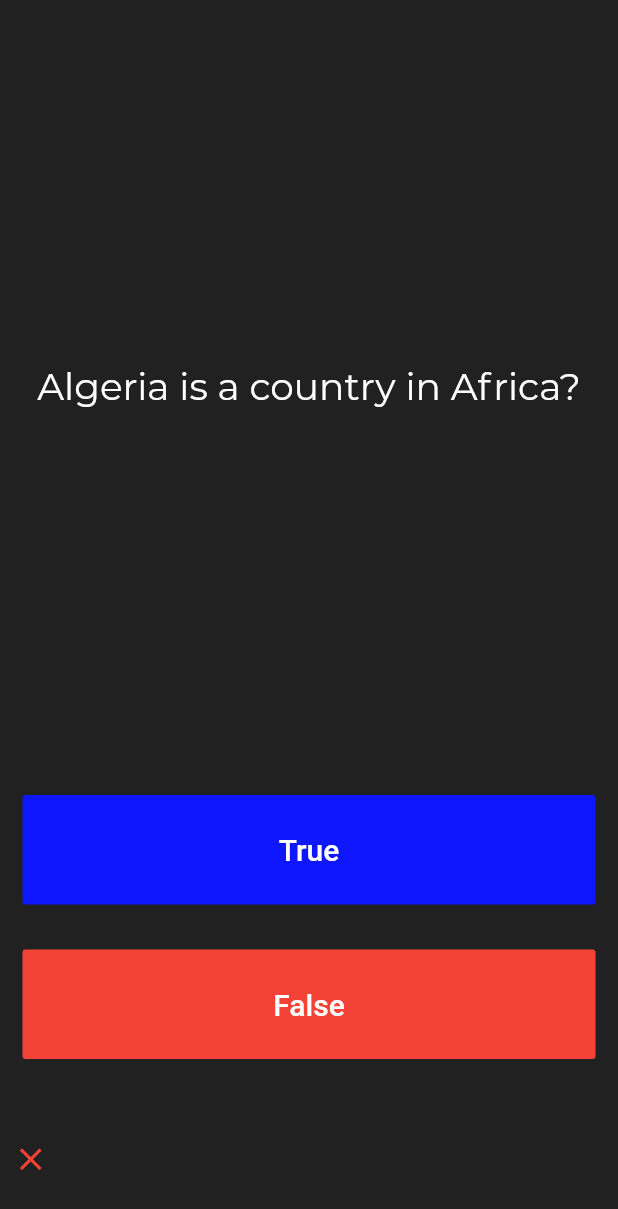
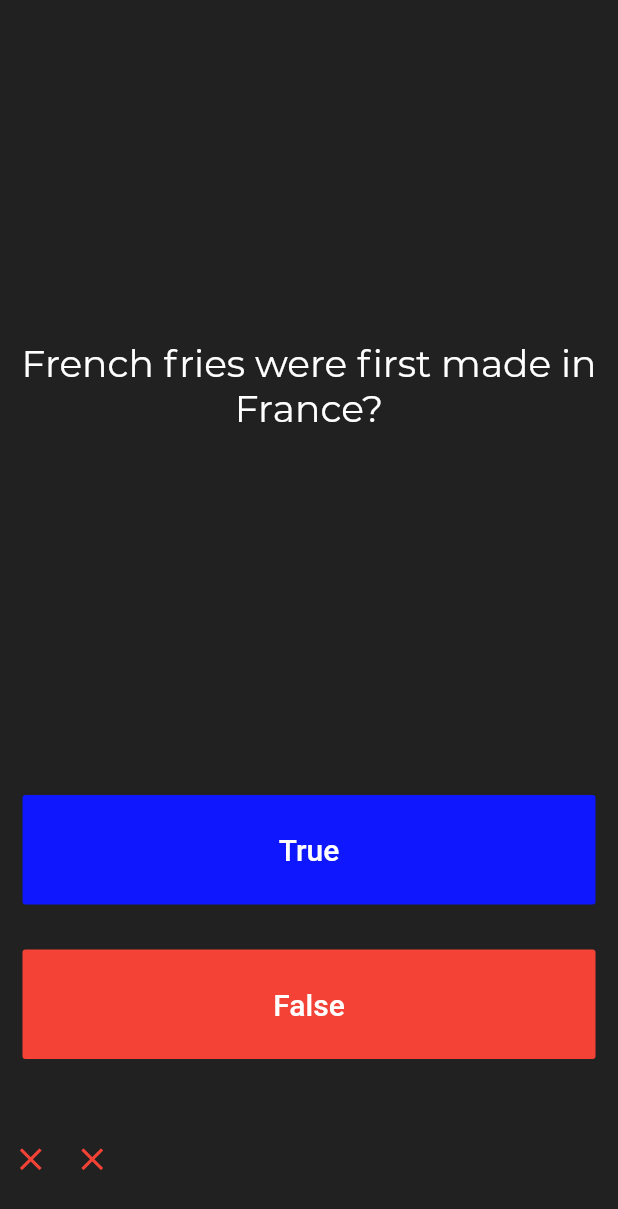
Before and after one commit to nouhben/Quizzler, a Flutter app: the screen it shows after launch, after a tap on "True", after a tap on "False", on a phone screen of 412 x 824 dp. Shown: the top 1209 px of the screen. Run offline on Flutter 3.47's test engine with Material 2 defaults, Android fonts, the phone set to English and light mode, and no system bars.

Commit message:
Added checkAnswer methode in the main Added the false button logic

```diff
--- a/lib/main.dart
+++ b/lib/main.dart
@@ -66,6 +66,32 @@ class _QuizPageState extends State<QuizPage> {
   List<Widget> _scoreKeeper = [];
   // ignore: non_constant_identifier_names
   // int CurrentQuestionNumber = 0;
+  void checkUsersAnswer(bool answer) {
+    if (_quizBrain.getQuestionAnswer() == answer) {
+      //TODO: Add the check icon to the list
+      _scoreKeeper.add(
+        Padding(
+            padding: const EdgeInsets.all(8.0),
+            child: Icon(
+              Icons.check,
+              color: Colors.green,
+              size: 20.0,
+            )),
+      );
+    } else {
+      //TODO: Add the close icon to the list
+      _scoreKeeper.add(
+        Padding(
+            padding: const EdgeInsets.all(8.0),
+            child: Icon(
+              Icons.close,
+              color: Colors.red,
+              size: 25.0,
+            )),
+      );
+    }
+  }
+
   @override
   Widget build(BuildContext context) {
     return Column(
@@ -107,29 +133,7 @@ class _QuizPageState extends State<QuizPage> {
                   //if (_questions[questionIndex].values.last) {
                   //if (_quizBrain.get[questionIndex].answer) {
                   // if (_quizBrain.getQuestionAnswer(CurrentQuestionNumber)) {
-                  if (_quizBrain.getQuestionAnswer()) {
-                    //TODO: Add the check icon to the list
-                    _scoreKeeper.add(
-                      Padding(
-                          padding: const EdgeInsets.all(8.0),
-                          child: Icon(
-                            Icons.check,
-                            color: Colors.green,
-                            size: 20.0,
-                          )),
-                    );
-                  } else {
-                    //TODO: Add the close icon to the list
-                    _scoreKeeper.add(
-                      Padding(
-                          padding: const EdgeInsets.all(8.0),
-                          child: Icon(
-                            Icons.close,
-                            color: Colors.red,
-                            size: 25.0,
-                          )),
-                    );
-                  }
+                  checkUsersAnswer(true);
                   setState(() {
                     /*
                    *  CurrentQuestionNumber++;
@@ -156,6 +160,10 @@ class _QuizPageState extends State<QuizPage> {
                 color: Colors.red,
                 onPressed: () {
                   //TODO: Update score & change the text on the placeholder
+                  checkUsersAnswer(false);
+                  setState(() {
+                    _quizBrain.nextQuestion();
+                  });
                 },
                 child: Text(
                   'False',
```
